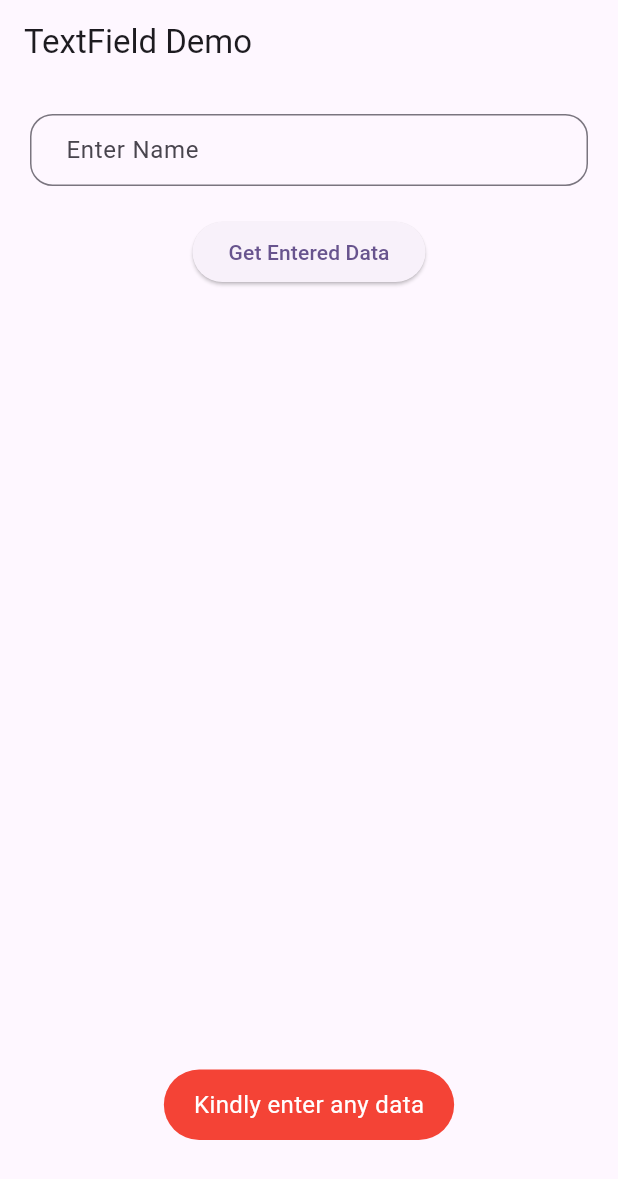
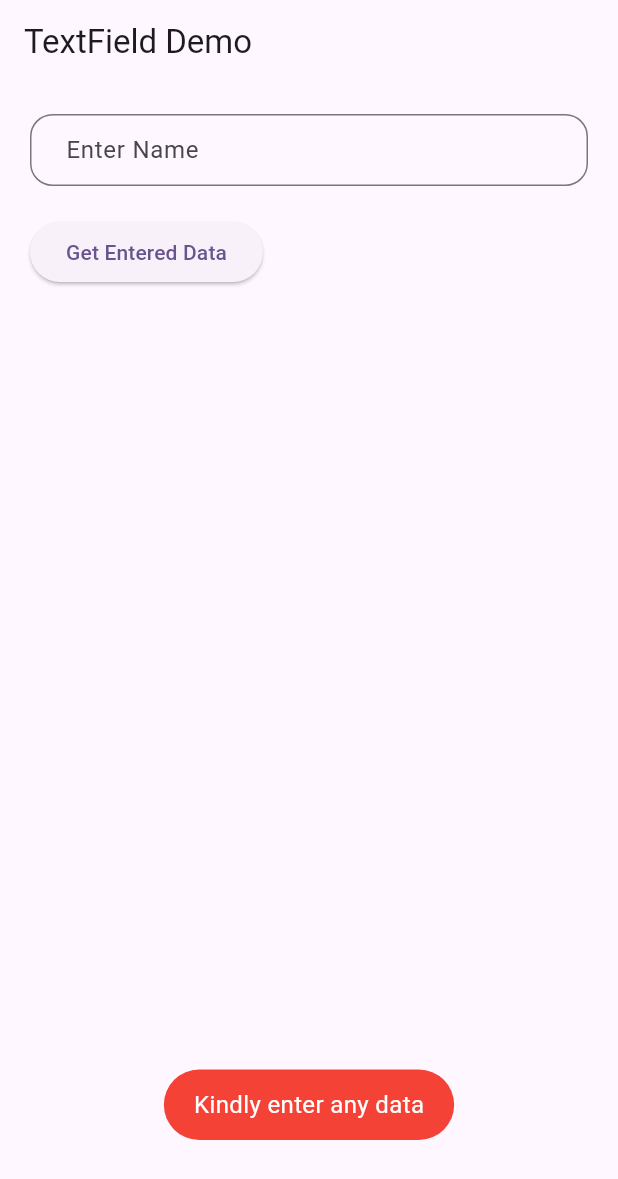
Before and after one commit to MdFarhanRaja/flutter_tutorials, a Flutter app: the screen it shows after launch, after a tap on "Get Entered Data", on a phone screen of 412 x 824 dp. Shown: the top 1179 px of the screen. Run offline on Flutter 3.47's test engine with Material 3 defaults, Android fonts, the phone set to English and light mode, and no system bars; our stand-ins replace fluttertoast.

Commit message:
wrap widget

```diff
--- a/lib/text_field.dart
+++ b/lib/text_field.dart
@@ -1,3 +1,5 @@
+import 'dart:math';
+
 import 'package:flutter/material.dart';
 import 'package:fluttertoast/fluttertoast.dart';
 
@@ -12,6 +14,8 @@ class _TextFieldDemoState extends State<TextFieldDemo> {
   late TextEditingController etData;
 
   List<String> dataList = [];
+
+  List<Widget> wrapWidget = [];
 
   @override
   void initState() {
@@ -28,6 +32,7 @@ class _TextFieldDemoState extends State<TextFieldDemo> {
         body: Padding(
           padding: const EdgeInsets.all(20.0),
           child: Column(
+            crossAxisAlignment: CrossAxisAlignment.start,
             children: [
               TextField(
                 controller: etData,
@@ -51,26 +56,50 @@ class _TextFieldDemoState extends State<TextFieldDemo> {
                     validateInputData();
                   },
                   child: const Text('Get Entered Data')),
+              const SizedBox(
+                height: 20,
+              ),
               Expanded(
-                  child: ListView.builder(
-                itemCount: dataList.length,
-                itemBuilder: (context, index) {
-                  return Row(
-                    mainAxisAlignment: MainAxisAlignment.spaceBetween,
+                  child: SingleChildScrollView(
+                      child: Wrap(
+                          spacing: 10,
+                          runSpacing: 20,
+                          children: List.generate(
+                            wrapWidget.length,
+                            (index) {
+                              return Container(
+                                  padding: EdgeInsets.symmetric(
+                                      horizontal: 10, vertical: 5),
+                                  color: Colors.primaries[Random()
+                                      .nextInt(Colors.primaries.length)],
+                                  child: Row(
+                                    mainAxisSize: MainAxisSize.min,
                                     children: [
-                      Expanded(child: Text(dataList[index])),
+                                      Flexible(child: wrapWidget[index]),
                                       IconButton(
                                           onPressed: () {
                                             removeItem(index);
                                           },
-                          icon: const Icon(
-                            Icons.close,
-                            color: Colors.red,
-                          ))
+                                          icon: Icon(Icons.delete))
                                     ],
+                                  ));
+                            },
+                          ))))
+
+              /*  Wrap(
+                  spacing: 10,
+                  runSpacing: 20,
+                  children: List.generate(
+                    10,
+                    (index) {
+                      return Container(
+                        color: Colors.primaries[
+                            Random().nextInt(Colors.primaries.length)],
+                        width: 64,
+                        height: 34,
                       );
                     },
-              ))
+                  )) */
             ],
           ),
         ));
@@ -91,13 +120,14 @@ class _TextFieldDemoState extends State<TextFieldDemo> {
     if (etData.text.isEmpty) {
       showToast('Kindly enter any data');
     } else {
-      dataList.add(etData.text);
+      //dataList.add(etData.text);
+      wrapWidget.add(Text(etData.text, style: TextStyle(color: Colors.white)));
       setState(() {});
     }
   }
 
   void removeItem(int index) {
-    dataList.removeAt(index);
+    wrapWidget.removeAt(index);
     setState(() {});
   }
 }
```
Lines whose indentation alone changed are shown as unchanged.
